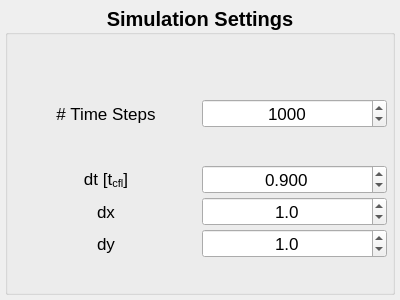
Old version of the form dirac/gui/mainwindow/simulationssettings/simulation_group_box.ui in the repository brands-d/Dirac.
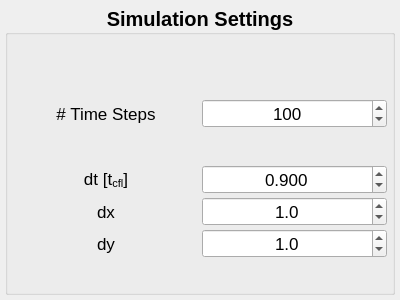
New version of the form.

```diff
--- a/dirac/gui/mainwindow/simulationssettings/simulation_group_box.ui
+++ b/dirac/gui/mainwindow/simulationssettings/simulation_group_box.ui
@@ -113,7 +113,7 @@
            <number>100</number>
           </property>
           <property name="value">
-           <number>1000</number>
+           <number>100</number>
           </property>
          </widget>
         </item>
```
